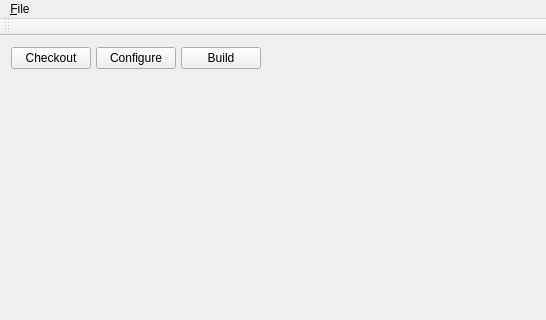
Above: mainwindow.ui from cleonro/SuperBuildTool before the change; both pictures show x 0 to 546 and y 0 to 320 of the 642 by 651 pixel window. Below: the same form after it.
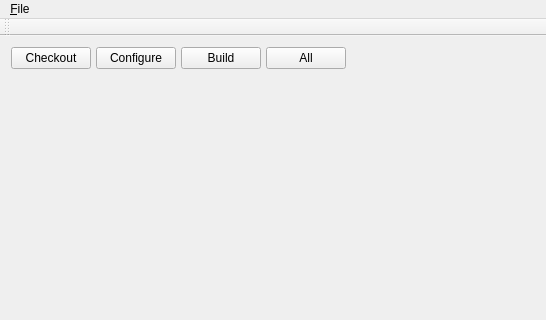
That is the form after the change. Custom widgets are drawn as their Qt base class.

```diff
--- a/mainwindow.ui
+++ b/mainwindow.ui
@@ -41,6 +41,13 @@
         </property>
        </widget>
       </item>
+      <item>
+       <widget class="QPushButton" name="all">
+        <property name="text">
+         <string>All</string>
+        </property>
+       </widget>
+      </item>
       <item>
        <spacer name="horizontalSpacer">
         <property name="orientation">
```
Left out of the diff: 2 changed lines with no effect on the pictures.
